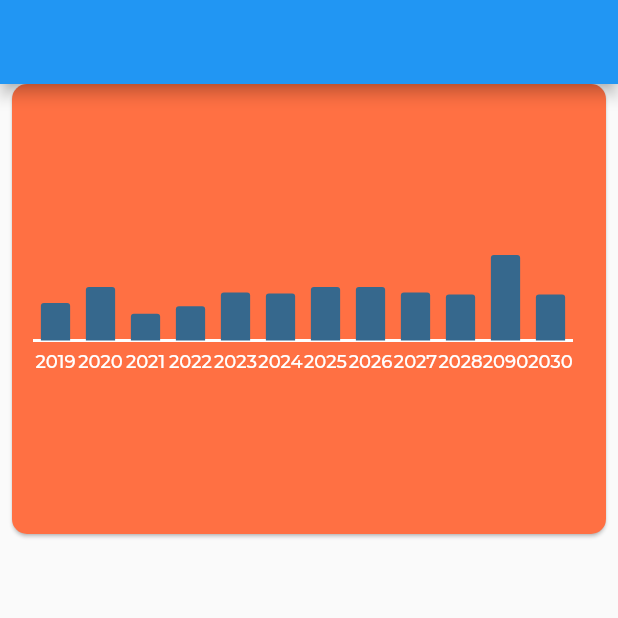
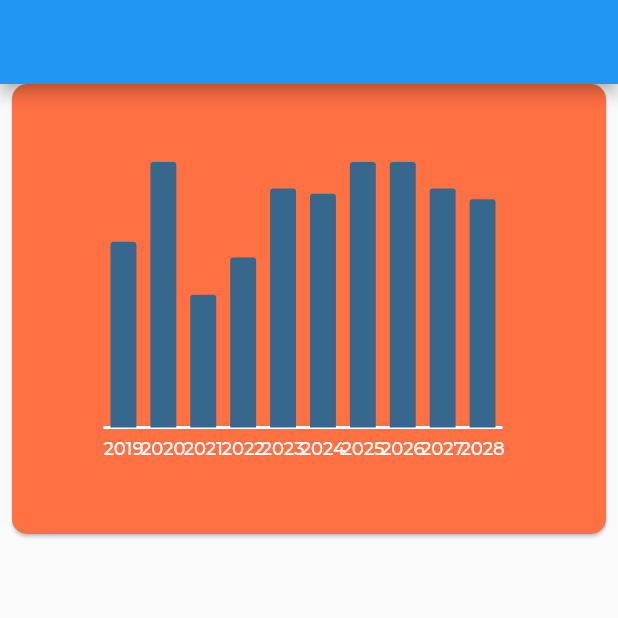
Before and after one commit to juan-lemos/flutterPedometer, a Flutter app: the screen it shows after launch, on a phone screen of 412 x 824 dp, the top half of it. Run offline on Flutter 3.47's test engine with Material 2 defaults, Android fonts, the phone set to English and light mode, and no system bars; our stand-ins replace charts_flutter, flutter_redux, redux; missing offline and left inert: flutter_circular_chart.

Commit message:
add padding to graph

```diff
--- a/lib/Screens/home_page.dart
+++ b/lib/Screens/home_page.dart
@@ -27,7 +27,9 @@ class HomePage extends StatelessWidget {
           child: CustomCard(
             child: Container(
               child: SparkBar.withSampleData(),
-              height: 100,
+              padding:
+                  EdgeInsets.only(left: 47, right: 47, bottom: 34, top: 30),
+              // height: 100,
             ),
           ),
           height: 300,
--- a/lib/Widgets/SparkBar.dart
+++ b/lib/Widgets/SparkBar.dart
@@ -33,7 +33,11 @@ class SparkBar extends StatelessWidget {
               color: colorToChartColor(CustomColors.white),
               fontFamily: Fonts.mainFont),
           lineStyle: new charts.LineStyleSpec(
-                  thickness: 2, color: colorToChartColor(CustomColors.white)))),
+              thickness: 2, color: colorToChartColor(CustomColors.white)),
+          labelOffsetFromAxisPx: 15,
+          // axisLineStyle:
+        ),
+      ),
 
       // With a spark chart we likely don't want large chart margins.
       // 1px is the smallest we can make each margin.
@@ -58,8 +62,12 @@ class SparkBar extends StatelessWidget {
       new OrdinalSales('2026', 5000),
       new OrdinalSales('2027', 4500),
       new OrdinalSales('2028', 4300),
-      new OrdinalSales('2090', 8000),
-      new OrdinalSales('2030', 4300),
+      // new OrdinalSales('2029', 8000),
+      // new OrdinalSales('2030', 4300),
+      // new OrdinalSales('2031', 8000),
+      // new OrdinalSales('2032', 4300),
+      // new OrdinalSales('2033', 8000),
+      // new OrdinalSales('2034', 4300),
     ];
 
     return [
```
Lines whose indentation alone changed are shown as unchanged.
